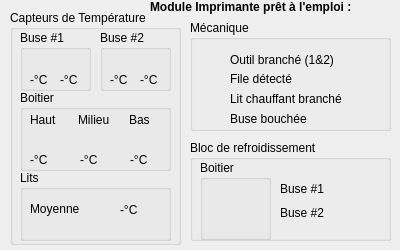
Qt form src/PrinterChecker.ui (polybox3d/polybox) before a commit.
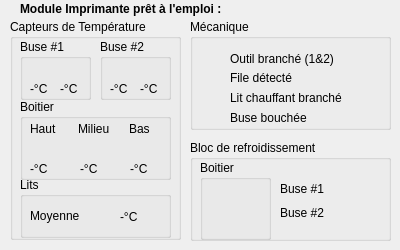
The same form after that commit. Icons and pictures are not drawn. Custom widgets are drawn as their Qt base class.

Commit message: Update PrinterPage Correzct bug with fabscan

What changed in the file:
```diff
--- a/src/PrinterChecker.ui
+++ b/src/PrinterChecker.ui
@@ -17,9 +17,9 @@
    <property name="geometry">
     <rect>
      <x>10</x>
-     <y>10</y>
+     <y>19</y>
      <width>171</width>
-     <height>235</height>
+     <height>221</height>
     </rect>
    </property>
    <property name="title">
@@ -325,9 +325,9 @@
     <property name="geometry">
      <rect>
       <x>10</x>
-      <y>160</y>
+      <y>158</y>
       <width>151</width>
-      <height>71</height>
+      <height>61</height>
      </rect>
     </property>
     <property name="title">
@@ -550,7 +550,7 @@
    <property name="geometry">
     <rect>
      <x>190</x>
-     <y>20</y>
+     <y>19</y>
      <width>201</width>
      <height>111</height>
     </rect>
@@ -709,10 +709,10 @@
   <widget class="QLabel" name="label_11">
    <property name="geometry">
     <rect>
-     <x>150</x>
-     <y>0</y>
-     <width>231</width>
-     <height>16</height>
+     <x>20</x>
+     <y>2</y>
+     <width>271</width>
+     <height>20</height>
     </rect>
    </property>
    <property name="text">
@@ -722,7 +722,7 @@
   <widget class="Led" name="printerReadyLed">
    <property name="geometry">
     <rect>
-     <x>380</x>
+     <x>300</x>
      <y>0</y>
      <width>15</width>
      <height>15</height>
```
The commit also changes 8 other files.
